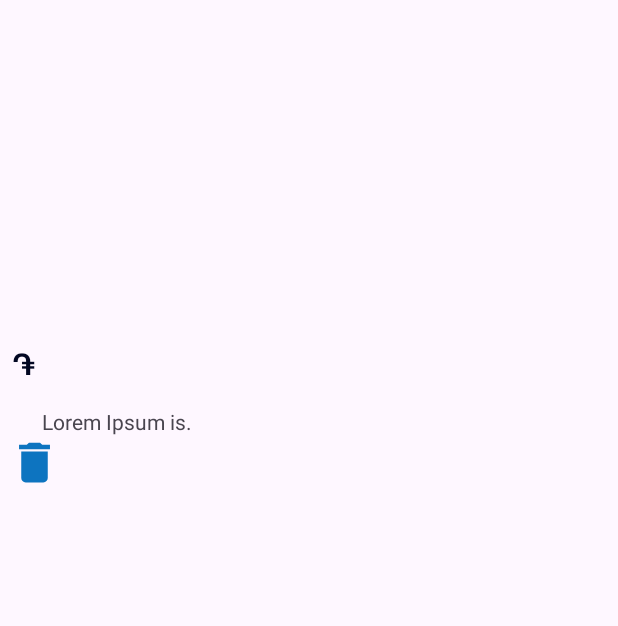
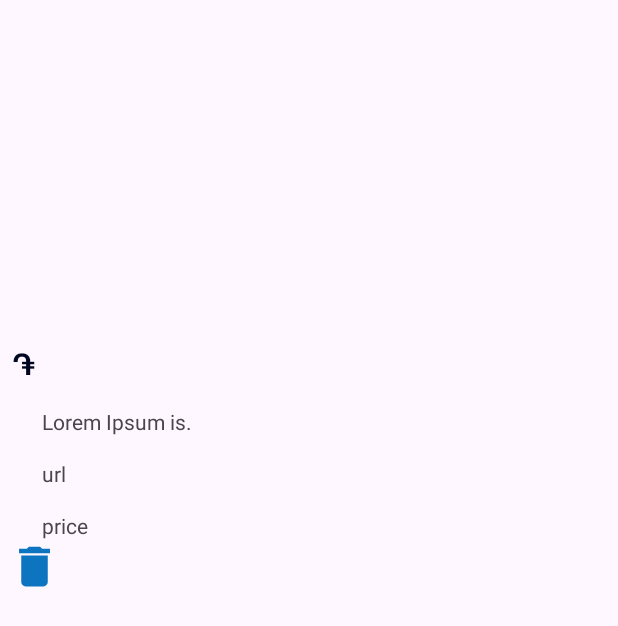
Before and after one commit to Haykaz3/second_project, an Android app: the layout activity_cart_adapter.xml on its own in the app's theme, with its tools: preview values and no code run, on a phone screen of 412 x 824 dp. Shown: the top 626 px of the screen. Run offline under Robolectric (Android 15) with nearby library versions, the phone set to English and light mode, and no system bars.

Commit message:
second project

```diff
--- a/app/src/main/res/layout/activity_cart_adapter.xml
+++ b/app/src/main/res/layout/activity_cart_adapter.xml
@@ -80,6 +80,28 @@
 
 
     </androidx.constraintlayout.widget.ConstraintLayout>
+    <TextView
+        android:id="@+id/grifusUrl"
+        android:layout_width="match_parent"
+        android:layout_height="wrap_content"
+        android:maxWidth="200dp"
+        android:layout_marginTop="15dp"
+        android:paddingHorizontal="20dp"
+        android:text="url"
+        android:textAlignment="textStart"
+        android:textSize="14dp"
+        android:textStyle="normal" />
+    <TextView
+        android:id="@+id/grifusPrice"
+        android:layout_width="match_parent"
+        android:layout_height="wrap_content"
+        android:maxWidth="200dp"
+        android:layout_marginTop="15dp"
+        android:paddingHorizontal="20dp"
+        android:text="price"
+        android:textAlignment="textStart"
+        android:textSize="14dp"
+        android:textStyle="normal" />
 
     <ImageView
         android:id="@+id/imageViewdelete"
```
Also changed, not shown: app/src/main/java/com/example/MobileStore87/CartAdapter.java (+90 -5 lines), app/src/main/java/com/example/MobileStore87/CompareFragment.java (+7 -0 lines), app/src/main/java/com/example/MobileStore87/Parsing_JSON.java (+7 -7 lines).
